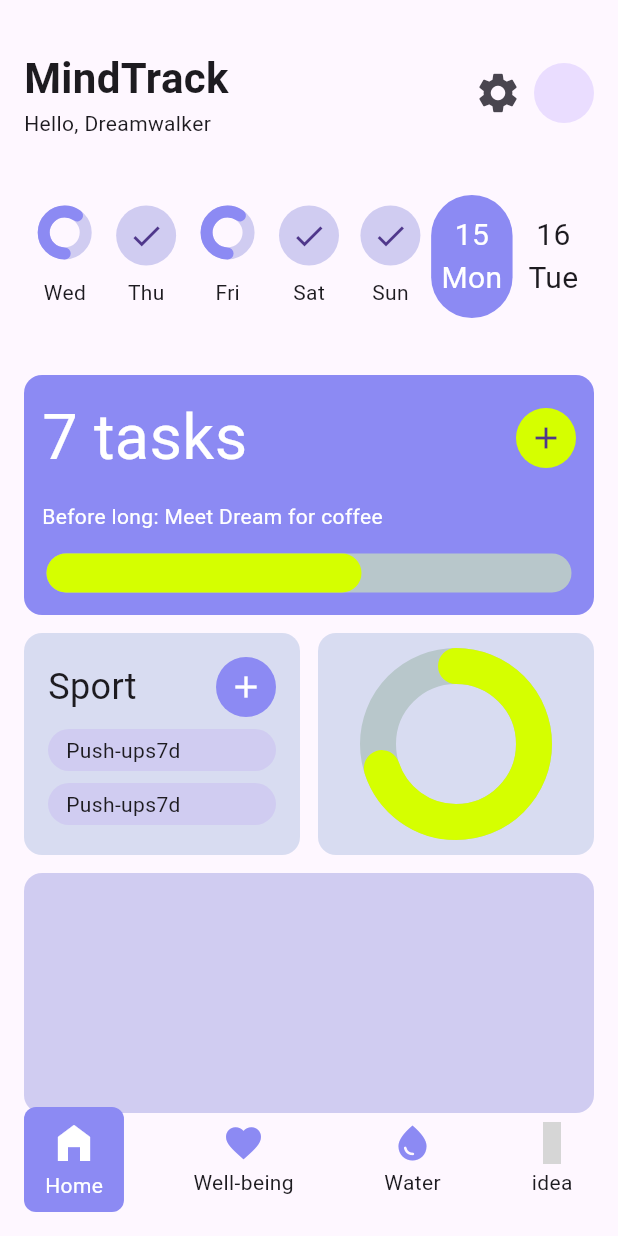
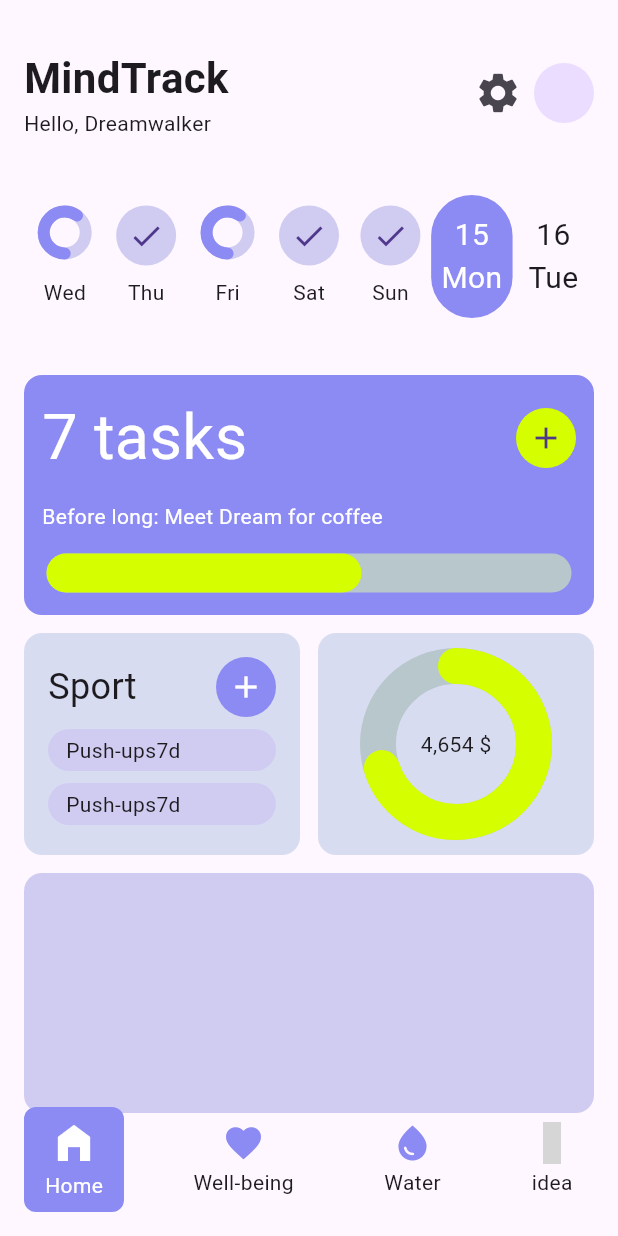
Before and after one commit to JAICHANGPARK/flutter_notebook_chapter_43, a Flutter app: the HabitJournalMainScreen screen opened directly, on a phone screen of 412 x 824 dp. Run offline on Flutter 3.47's test engine with Material 3 defaults, Android fonts, the phone set to English and light mode, and no system bars; drawn by our look-alikes of percent_indicator; our stand-ins replace gap, hugeicons; grey boxes are pictures that could not be loaded.

Commit message:
Update habit_journal_home_screen.dart

```diff
--- a/lib/ep2173_habit_journal_app/ui/home/habit_journal_home_screen.dart
+++ b/lib/ep2173_habit_journal_app/ui/home/habit_journal_home_screen.dart
@@ -325,6 +325,12 @@ class _HabitJournalHomeScreenState extends State<HabitJournalHomeScreen> {
                             progressColor: HabitAppTheme.accent,
                             percent: .7,
                             circularStrokeCap: CircularStrokeCap.round,
+                            center: Column(
+                              mainAxisAlignment: MainAxisAlignment.center,
+                              children: [
+                                Text("4,654 \$"),
+                              ],
+                            ),
                           ),
                         ),
                       ),
@@ -338,7 +344,6 @@ class _HabitJournalHomeScreenState extends State<HabitJournalHomeScreen> {
                 color: Color.fromRGBO(208, 204, 241, 1),
                 borderRadius: BorderRadius.circular(12),
               ),
-
             ),
           ],
         ),
```
